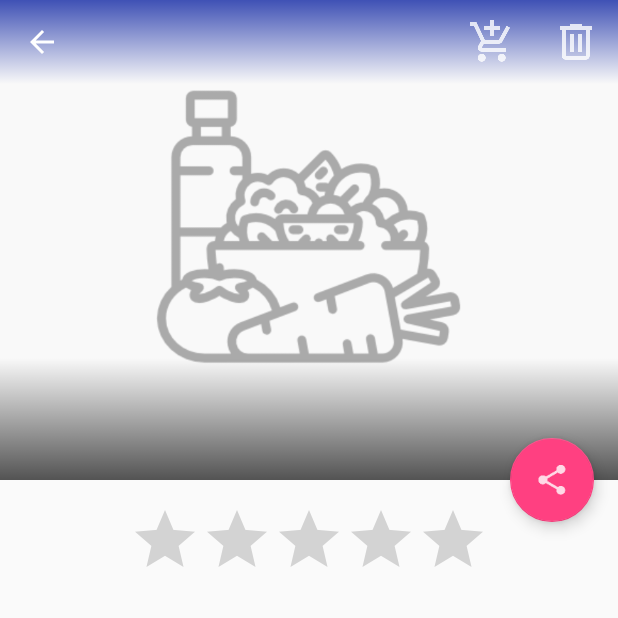
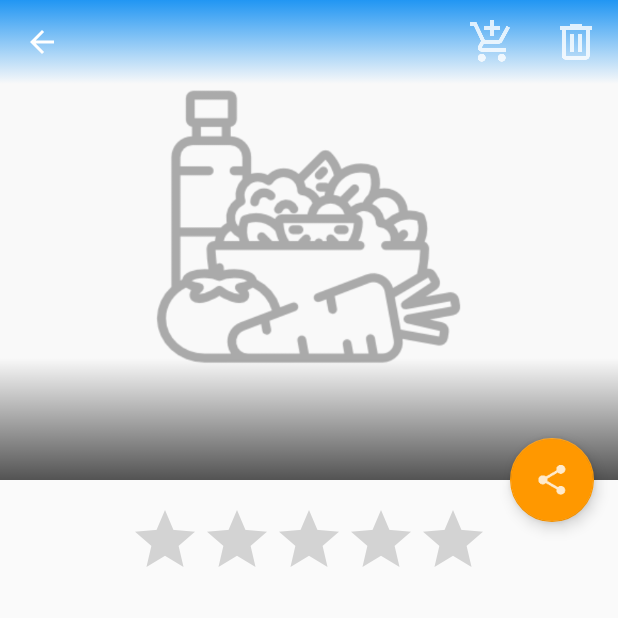
Before and after one commit to SnoutUp/udacity-capstone-project, an Android app: the ProductReviewActivity screen opened directly, with no data from a screen before it, on a phone screen of 412 x 824 dp, the top half of it. Run offline under Robolectric (Android 15) with nearby library versions, the phone set to English and light mode, and no system bars; our stand-ins replace Firebase (no records; nobody signed in at launch, a user with empty details on screens opened directly), data binding; libraries missing offline, so code that uses them is left out: com.firebase.ui; pictures from the network do not load.

Commit message:
Requireed fixes

```diff
--- a/app/build.gradle
+++ b/app/build.gradle
@@ -74,6 +74,8 @@ dependencies {
 
 apply plugin: 'com.google.gms.google-services'
 
+/*
+// forcing to clear the build dir this way fixes a lot of gradle build interruptions in my machine
 task customClean(type: Exec) {
     ext.lockhunter = '"C:\\LockHunter\\LockHunter.exe"'
     ext.buildDir = file(new File("build"))
@@ -82,3 +84,4 @@ task customClean(type: Exec) {
 }
 
 preBuild.dependsOn customClean
+*/
--- a/app/src/main/res/layout/activity_main_tabs.xml
+++ b/app/src/main/res/layout/activity_main_tabs.xml
@@ -63,6 +63,7 @@
 
     <android.support.design.widget.FloatingActionButton
         android:id="@+id/fab_edit"
+        android:contentDescription="@string/cd_fab_new_review"
         android:layout_width="wrap_content"
         android:layout_height="wrap_content"
         android:layout_gravity="bottom|end"
--- a/app/src/main/res/layout/activity_product_review.xml
+++ b/app/src/main/res/layout/activity_product_review.xml
@@ -84,6 +84,7 @@
 
     <android.support.design.widget.FloatingActionButton
         android:id="@+id/fab"
+        android:contentDescription="@string/cd_fab_share"
         android:layout_width="wrap_content"
         android:layout_height="wrap_content"
         android:layout_gravity="center_vertical|end"
--- a/app/src/main/res/values/colors.xml
+++ b/app/src/main/res/values/colors.xml
@@ -1,8 +1,8 @@
 <?xml version="1.0" encoding="utf-8"?>
 <resources>
-    <color name="colorPrimary">#3F51B5</color>
-    <color name="colorPrimaryDark">#303F9F</color>
-    <color name="colorAccent">#FF4081</color>
+    <color name="colorPrimary">#2196F3</color>
+    <color name="colorPrimaryDark">#1976D2</color>
+    <color name="colorAccent">#FF9800</color>
 
     <color name="snackInfo">#689f38</color>
     <color name="snackError">#c51162</color>
--- a/app/src/main/res/values/strings.xml
+++ b/app/src/main/res/values/strings.xml
@@ -53,6 +53,7 @@
 
     <string name="info_review_added">Product review added.</string>
     <string name="error_image_upload_failed">Image upload failed.</string>
+    <string name="error_auth_failed">User authentification failed</string>
 
     <!-- Accessibility -->
     <string name="cd_product_search_button">Product lookup button</string>
@@ -61,6 +62,9 @@
     <string name="cd_edit_shopping_list">Edit icon</string>
     <string name="cd_checkbox_icon">Checkbox icon</string>
     <string name="cd_review_image">Product review photo</string>
+
+    <string name="cd_fab_new_review">New review button</string>
+    <string name="cd_fab_share">Share review button</string>
 
     <!-- Search Strings -->
     <string name="search_hint">Product Search</string>
```
Also changed, not shown: app/src/main/java/com/udacity/garuolis/groceryreviews/BaseActivity.java (+2 -6 lines), 1 other file.
